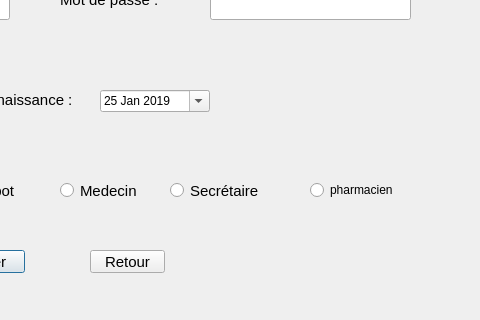
fourat8/madsquad, file integration/creer_compte.ui: the form before one commit; both pictures show x 340 to 820 and y 210 to 530 of the 820 by 530 pixel window.
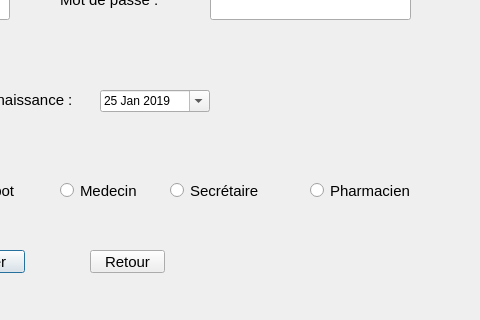
The form after the commit.

The edit to the form file:
```diff
--- a/integration/creer_compte.ui
+++ b/integration/creer_compte.ui
@@ -349,14 +349,16 @@
      <x>650</x>
      <y>390</y>
      <width>121</width>
-     <height>20</height>
+     <height>21</height>
     </rect>
    </property>
-   <property name="styleSheet">
-    <string notr="true">font: 75 10pt &quot;MS Shell Dlg 2&quot;;</string>
+   <property name="font">
+    <font>
+     <pointsize>11</pointsize>
+    </font>
    </property>
    <property name="text">
-    <string>pharmacien</string>
+    <string>Pharmacien</string>
    </property>
   </widget>
  </widget>
```
